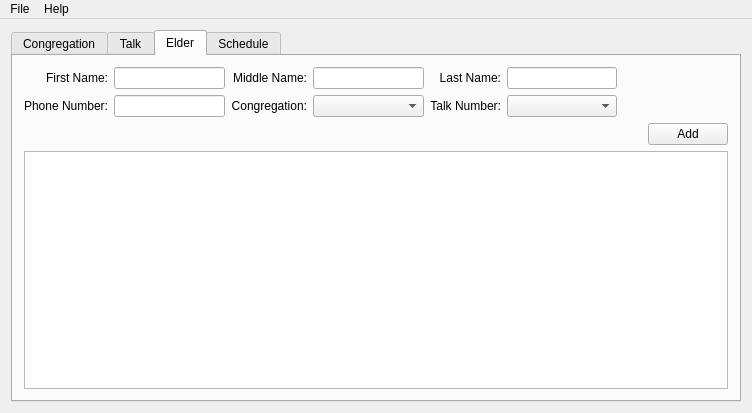
mikiTesf/pts-cp, file pts/mainwindow.ui: the form before one commit.
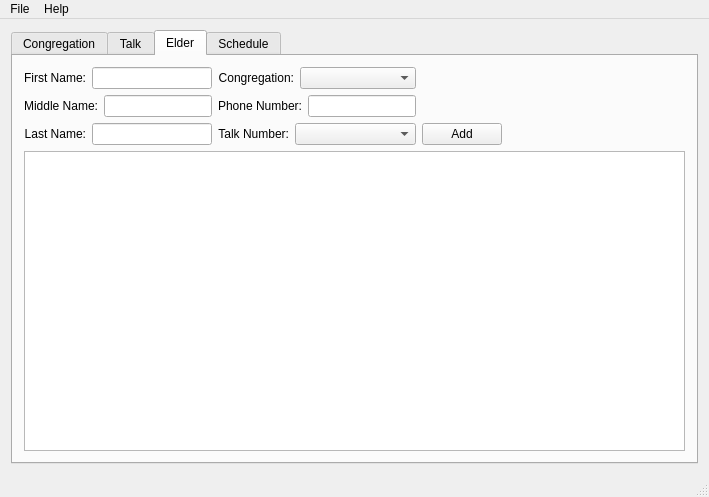
The form after the commit. The open tabs and pages were chosen to show the change.

Commit message: added functions to populate and sync data on the Elders tab

The edit to the form file:
```diff
--- a/pts/mainwindow.ui
+++ b/pts/mainwindow.ui
@@ -6,8 +6,8 @@
    <rect>
     <x>0</x>
     <y>0</y>
-    <width>752</width>
-    <height>413</height>
+    <width>709</width>
+    <height>497</height>
    </rect>
   </property>
   <property name="windowTitle">
@@ -27,16 +27,29 @@
        <layout class="QVBoxLayout" name="verticalLayout_2">
         <item>
          <layout class="QHBoxLayout" name="horizontalLayout">
+          <property name="topMargin">
+           <number>0</number>
+          </property>
+          <property name="bottomMargin">
+           <number>0</number>
+          </property>
           <item>
+           <layout class="QFormLayout" name="formLayout_3">
+            <property name="rightMargin">
+             <number>0</number>
+            </property>
+            <item row="0" column="0">
            <widget class="QLabel" name="congregationTextFieldLabel">
             <property name="text">
              <string>Name:</string>
             </property>
            </widget>
           </item>
-          <item>
+            <item row="0" column="1">
            <widget class="QLineEdit" name="congregationNameTextField"/>
           </item>
+           </layout>
+          </item>
           <item>
            <widget class="QPushButton" name="addCongragationButton">
             <property name="text">
@@ -63,14 +76,7 @@
          </layout>
         </item>
         <item>
-         <widget class="QTableWidget" name="congregationTable">
-          <property name="minimumSize">
-           <size>
-            <width>681</width>
-            <height>0</height>
-           </size>
-          </property>
-         </widget>
+         <widget class="QTableWidget" name="congregationTable"/>
         </item>
        </layout>
       </widget>
@@ -81,24 +87,42 @@
        <layout class="QVBoxLayout" name="verticalLayout_3">
         <item>
          <layout class="QHBoxLayout" name="horizontalLayout_3">
+          <property name="topMargin">
+           <number>0</number>
+          </property>
+          <property name="bottomMargin">
+           <number>0</number>
+          </property>
           <item>
+           <layout class="QFormLayout" name="formLayout">
+            <property name="topMargin">
+             <number>0</number>
+            </property>
+            <item row="0" column="0">
            <widget class="QLabel" name="talkTitleLabel">
             <property name="text">
              <string>Title:</string>
             </property>
            </widget>
           </item>
-          <item>
+            <item row="0" column="1">
            <widget class="QLineEdit" name="talkTitleTextField"/>
           </item>
+           </layout>
+          </item>
           <item>
+           <layout class="QFormLayout" name="formLayout_2">
+            <property name="topMargin">
+             <number>0</number>
+            </property>
+            <item row="0" column="0">
            <widget class="QLabel" name="talkNumberLabel">
             <property name="text">
              <string>Number:</string>
             </property>
            </widget>
           </item>
-          <item>
+            <item row="0" column="1">
            <widget class="QSpinBox" name="talkNumberSpinner">
             <property name="minimum">
              <number>0</number>
@@ -108,6 +132,8 @@
             </property>
            </widget>
           </item>
+           </layout>
+          </item>
           <item>
            <widget class="QPushButton" name="addTalkButton">
             <property name="text">
@@ -134,7 +160,7 @@
          </layout>
         </item>
         <item>
-         <widget class="QTableWidget" name="tableWidget"/>
+         <widget class="QTableWidget" name="talkTable"/>
         </item>
        </layout>
       </widget>
@@ -142,23 +168,35 @@
        <attribute name="title">
         <string>Elder</string>
        </attribute>
+       <layout class="QVBoxLayout" name="verticalLayout_8">
+        <item>
+         <layout class="QHBoxLayout" name="horizontalLayout_6">
+          <property name="rightMargin">
+           <number>0</number>
+          </property>
+          <item>
        <layout class="QVBoxLayout" name="verticalLayout_6">
         <item>
-         <layout class="QGridLayout" name="gridLayout">
-          <item row="2" column="4">
-           <widget class="QComboBox" name="comboBox_2"/>
-          </item>
-          <item row="1" column="5">
-           <widget class="QLabel" name="lastNameLabel">
+             <layout class="QFormLayout" name="formLayout_4">
+              <property name="bottomMargin">
+               <number>0</number>
+              </property>
+              <item row="0" column="0">
+               <widget class="QLabel" name="firstNameLabel">
             <property name="text">
-             <string>Last Name:</string>
+                 <string>First Name:</string>
             </property>
             <property name="alignment">
              <set>Qt::AlignRight|Qt::AlignTrailing|Qt::AlignVCenter</set>
             </property>
            </widget>
           </item>
-          <item row="1" column="3">
+              <item row="0" column="1">
+               <widget class="QLineEdit" name="lineEdit"/>
+              </item>
+              <item row="1" column="0" colspan="2">
+               <layout class="QFormLayout" name="formLayout_5">
+                <item row="0" column="0">
            <widget class="QLabel" name="middleNameLabel">
             <property name="text">
              <string>Middle Name:</string>
@@ -168,17 +206,40 @@
             </property>
            </widget>
           </item>
-          <item row="2" column="0">
-           <widget class="QLabel" name="phoneNumberLabel">
+                <item row="0" column="1">
+                 <widget class="QLineEdit" name="lineEdit_2"/>
+                </item>
+               </layout>
+              </item>
+              <item row="2" column="0" colspan="2">
+               <layout class="QFormLayout" name="formLayout_6">
+                <item row="0" column="1">
+                 <widget class="QLineEdit" name="lineEdit_3"/>
+                </item>
+                <item row="0" column="0">
+                 <widget class="QLabel" name="lastNameLabel">
             <property name="text">
-             <string>Phone Number:</string>
+                   <string>Last Name:</string>
             </property>
             <property name="alignment">
              <set>Qt::AlignRight|Qt::AlignTrailing|Qt::AlignVCenter</set>
             </property>
            </widget>
           </item>
-          <item row="2" column="3">
+               </layout>
+              </item>
+             </layout>
+            </item>
+           </layout>
+          </item>
+          <item>
+           <layout class="QVBoxLayout" name="verticalLayout_7">
+            <item>
+             <layout class="QFormLayout" name="formLayout_8">
+              <item row="0" column="1">
+               <widget class="QComboBox" name="congregationsComboBox"/>
+              </item>
+              <item row="0" column="0">
            <widget class="QLabel" name="congregationLabel">
             <property name="text">
              <string>Congregation:</string>
@@ -188,17 +249,36 @@
             </property>
            </widget>
           </item>
-          <item row="1" column="0">
-           <widget class="QLabel" name="firstNameLabel">
+              <item row="2" column="0" colspan="2">
+               <layout class="QFormLayout" name="formLayout_9">
+                <item row="0" column="0">
+                 <widget class="QLabel" name="talkNumberLabel_2">
             <property name="text">
-             <string>First Name:</string>
+                   <string>Talk Number:</string>
             </property>
             <property name="alignment">
              <set>Qt::AlignRight|Qt::AlignTrailing|Qt::AlignVCenter</set>
             </property>
            </widget>
           </item>
-          <item row="2" column="1">
+                <item row="0" column="1">
+                 <widget class="QComboBox" name="talksComboBox"/>
+                </item>
+               </layout>
+              </item>
+              <item row="1" column="0" colspan="2">
+               <layout class="QFormLayout" name="formLayout_7">
+                <item row="0" column="0">
+                 <widget class="QLabel" name="phoneNumberLabel">
+                  <property name="text">
+                   <string>Phone Number:</string>
+                  </property>
+                  <property name="alignment">
+                   <set>Qt::AlignRight|Qt::AlignTrailing|Qt::AlignVCenter</set>
+                  </property>
+                 </widget>
+                </item>
+                <item row="0" column="1">
            <widget class="QLineEdit" name="lineEdit_4">
             <property name="cursor">
              <cursorShape>IBeamCursor</cursorShape>
@@ -211,44 +291,13 @@
             </property>
            </widget>
           </item>
-          <item row="2" column="5">
-           <widget class="QLabel" name="talkNumberLabel_2">
-            <property name="text">
-             <string>Talk Number:</string>
-            </property>
-            <property name="alignment">
-             <set>Qt::AlignRight|Qt::AlignTrailing|Qt::AlignVCenter</set>
-            </property>
-           </widget>
-          </item>
-          <item row="1" column="8" rowspan="2">
-           <spacer name="horizontalSpacer_3">
-            <property name="orientation">
-             <enum>Qt::Horizontal</enum>
-            </property>
-            <property name="sizeHint" stdset="0">
-             <size>
-              <width>40</width>
-              <height>20</height>
-             </size>
-            </property>
-           </spacer>
-          </item>
-          <item row="1" column="1">
-           <widget class="QLineEdit" name="lineEdit"/>
-          </item>
-          <item row="1" column="6">
-           <widget class="QLineEdit" name="lineEdit_3"/>
-          </item>
-          <item row="1" column="4">
-           <widget class="QLineEdit" name="lineEdit_2"/>
-          </item>
-          <item row="2" column="6">
-           <widget class="QComboBox" name="comboBox"/>
-          </item>
-         </layout>
-        </item>
-        <item alignment="Qt::AlignRight">
+               </layout>
+              </item>
+             </layout>
+            </item>
+           </layout>
+          </item>
+          <item alignment="Qt::AlignBottom">
          <widget class="QPushButton" name="addElderButton">
           <property name="text">
            <string>Add</string>
@@ -256,7 +305,22 @@
          </widget>
         </item>
         <item>
-         <widget class="QTableWidget" name="tableWidget_2"/>
+           <spacer name="horizontalSpacer_3">
+            <property name="orientation">
+             <enum>Qt::Horizontal</enum>
+            </property>
+            <property name="sizeHint" stdset="0">
+             <size>
+              <width>40</width>
+              <height>20</height>
+             </size>
+            </property>
+           </spacer>
+          </item>
+         </layout>
+        </item>
+        <item>
+         <widget class="QTableWidget" name="elderTable"/>
         </item>
        </layout>
       </widget>
@@ -324,8 +388,6 @@
           </property>
          </widget>
         </item>
-        <item>
-         <layout class="QHBoxLayout" name="horizontalLayout_5">
           <item alignment="Qt::AlignRight">
            <widget class="QPushButton" name="generateButton">
             <property name="text">
@@ -334,8 +396,6 @@
            </widget>
           </item>
          </layout>
-        </item>
-       </layout>
       </widget>
      </widget>
     </item>
@@ -346,8 +406,8 @@
     <rect>
      <x>0</x>
      <y>0</y>
-     <width>752</width>
-     <height>23</height>
+     <width>709</width>
+     <height>20</height>
     </rect>
    </property>
    <widget class="QMenu" name="menuFile">
@@ -367,6 +427,7 @@
    <addaction name="menuFile"/>
    <addaction name="menuHelp"/>
   </widget>
+  <widget class="QStatusBar" name="statusBar"/>
   <action name="actionOptions">
    <property name="text">
     <string>Options</string>
```
Lines whose indentation alone changed are shown as unchanged. The commit also changes 2 other files.
